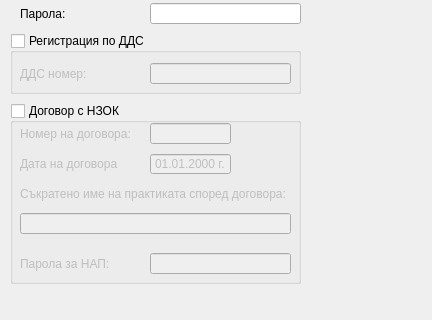
Before: the Qt Designer form src/View/SettingsDialog/PracticeSettings/PracticeSettings.ui in thefinalcutbg/DinoDent, drawn with Qt 5; both pictures show x 0 to 432 and y 197 to 517 of the 432 by 517 pixel window.
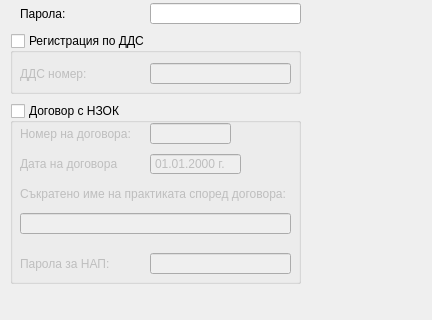
After: the same form once the commit is applied. Custom widgets are drawn as their Qt base class.

What changed in the file:
```diff
--- a/src/View/SettingsDialog/PracticeSettings/PracticeSettings.ui
+++ b/src/View/SettingsDialog/PracticeSettings/PracticeSettings.ui
@@ -245,7 +245,7 @@
      <rect>
       <x>140</x>
       <y>50</y>
-      <width>81</width>
+      <width>91</width>
       <height>22</height>
      </rect>
     </property>
```
